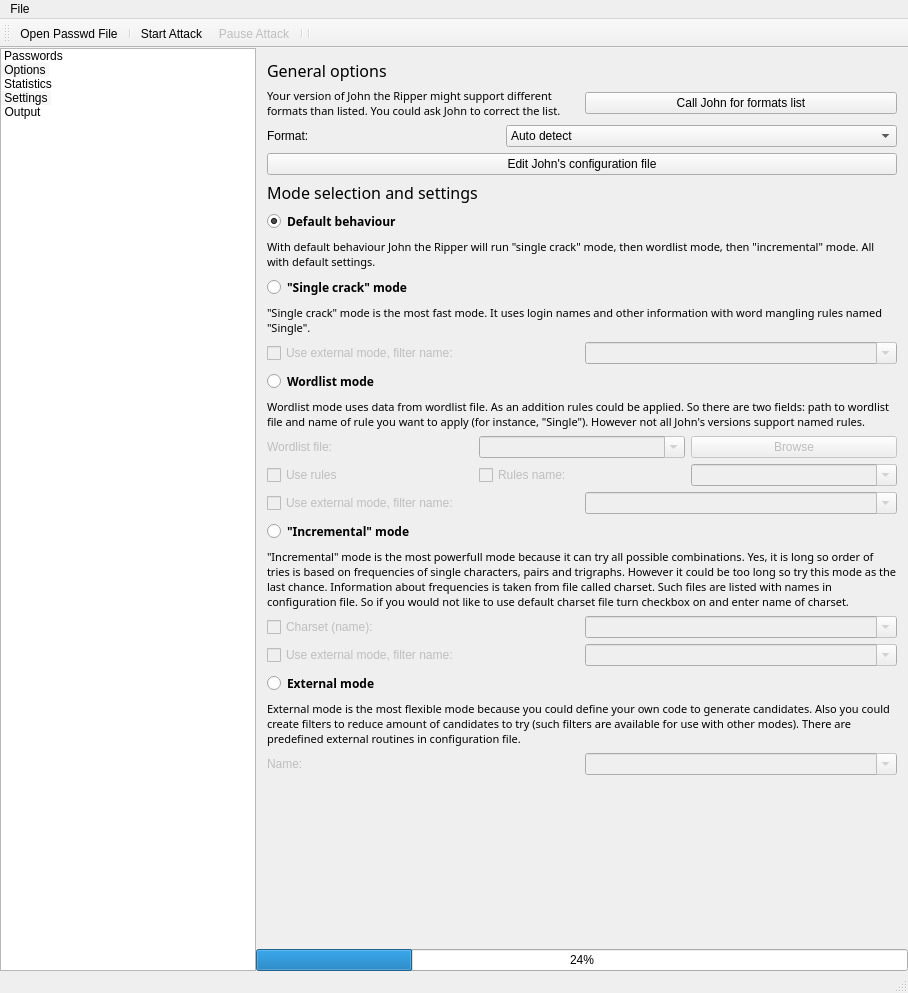
First picture: the form in mainwindow.ui, repository openwall/johnny, before the edit.
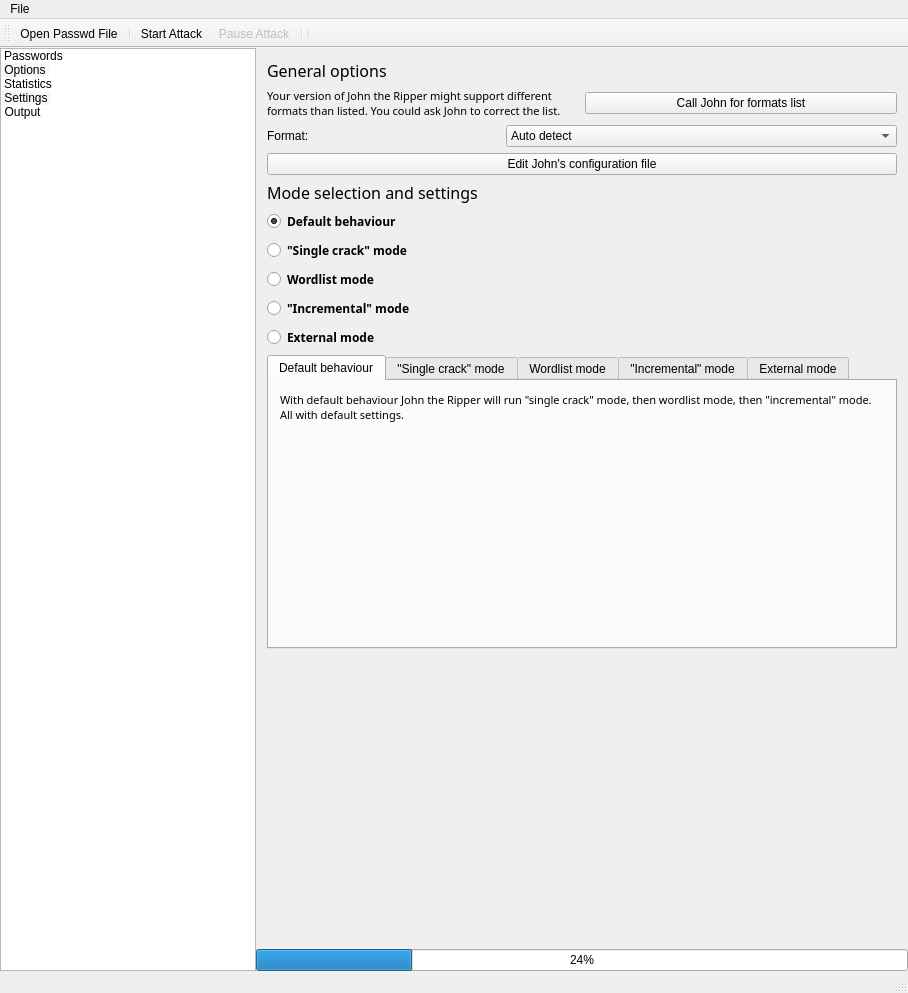
Second picture: the form after the edit. Icons and pictures are not drawn.

Commit message: changed mode selection on options page to use tabs

Patch:
```diff
--- a/mainwindow.ui
+++ b/mainwindow.ui
@@ -878,6 +878,84 @@
             </widget>
            </item>
            <item>
+            <widget class="QRadioButton" name="radioButton_SingleCrackMode">
+             <property name="font">
+              <font>
+               <family>Sans Serif</family>
+               <weight>75</weight>
+               <bold>true</bold>
+              </font>
+             </property>
+             <property name="text">
+              <string>&quot;Single crack&quot; mode</string>
+             </property>
+             <attribute name="buttonGroup">
+              <string>buttonGroup</string>
+             </attribute>
+            </widget>
+           </item>
+           <item>
+            <widget class="QRadioButton" name="radioButton_WordlistMode">
+             <property name="font">
+              <font>
+               <family>Sans Serif</family>
+               <weight>75</weight>
+               <bold>true</bold>
+              </font>
+             </property>
+             <property name="text">
+              <string>Wordlist mode</string>
+             </property>
+             <attribute name="buttonGroup">
+              <string>buttonGroup</string>
+             </attribute>
+            </widget>
+           </item>
+           <item>
+            <widget class="QRadioButton" name="radioButton_IncrementalMode">
+             <property name="font">
+              <font>
+               <family>Sans Serif</family>
+               <weight>75</weight>
+               <bold>true</bold>
+              </font>
+             </property>
+             <property name="text">
+              <string>&quot;Incremental&quot; mode</string>
+             </property>
+             <attribute name="buttonGroup">
+              <string>buttonGroup</string>
+             </attribute>
+            </widget>
+           </item>
+           <item>
+            <widget class="QRadioButton" name="radioButton_ExternalMode">
+             <property name="font">
+              <font>
+               <family>Sans Serif</family>
+               <weight>75</weight>
+               <bold>true</bold>
+              </font>
+             </property>
+             <property name="text">
+              <string>External mode</string>
+             </property>
+             <attribute name="buttonGroup">
+              <string>buttonGroup</string>
+             </attribute>
+            </widget>
+           </item>
+           <item>
+            <widget class="QTabWidget" name="tabWidget">
+             <property name="currentIndex">
+              <number>0</number>
+             </property>
+             <widget class="QWidget" name="tab">
+              <attribute name="title">
+               <string>Default behaviour</string>
+              </attribute>
+              <layout class="QVBoxLayout" name="verticalLayout_15">
+               <item>
             <layout class="QVBoxLayout" name="verticalLayout_2">
              <item>
               <widget class="QLabel" name="label_2">
@@ -898,22 +976,32 @@
             </layout>
            </item>
            <item>
-            <widget class="QRadioButton" name="radioButton_SingleCrackMode">
-             <property name="font">
-              <font>
-               <family>Sans Serif</family>
-               <weight>75</weight>
-               <bold>true</bold>
-              </font>
-             </property>
-             <property name="text">
+                <spacer name="verticalSpacer_4">
+                 <property name="orientation">
+                  <enum>Qt::Vertical</enum>
+                 </property>
+                 <property name="sizeHint" stdset="0">
+                  <size>
+                   <width>20</width>
+                   <height>205</height>
+                  </size>
+                 </property>
+                </spacer>
+               </item>
+              </layout>
+              <zorder>label_2</zorder>
+              <zorder></zorder>
+              <zorder>label_2</zorder>
+              <zorder>label_2</zorder>
+              <zorder></zorder>
+              <zorder>label_2</zorder>
+              <zorder>verticalSpacer_4</zorder>
+             </widget>
+             <widget class="QWidget" name="tab_2">
+              <attribute name="title">
               <string>&quot;Single crack&quot; mode</string>
-             </property>
-             <attribute name="buttonGroup">
-              <string>buttonGroup</string>
-             </attribute>
-            </widget>
-           </item>
+              </attribute>
+              <layout class="QVBoxLayout" name="verticalLayout_16">
            <item>
             <layout class="QVBoxLayout" name="verticalLayout_3">
              <item>
@@ -959,22 +1047,25 @@
             </layout>
            </item>
            <item>
-            <widget class="QRadioButton" name="radioButton_WordlistMode">
-             <property name="font">
-              <font>
-               <family>Sans Serif</family>
-               <weight>75</weight>
-               <bold>true</bold>
-              </font>
-             </property>
-             <property name="text">
+                <spacer name="verticalSpacer_5">
+                 <property name="orientation">
+                  <enum>Qt::Vertical</enum>
+                 </property>
+                 <property name="sizeHint" stdset="0">
+                  <size>
+                   <width>20</width>
+                   <height>177</height>
+                  </size>
+                 </property>
+                </spacer>
+               </item>
+              </layout>
+             </widget>
+             <widget class="QWidget" name="tab_3">
+              <attribute name="title">
               <string>Wordlist mode</string>
-             </property>
-             <attribute name="buttonGroup">
-              <string>buttonGroup</string>
-             </attribute>
-            </widget>
-           </item>
+              </attribute>
+              <layout class="QVBoxLayout" name="verticalLayout_17">
            <item>
             <layout class="QVBoxLayout" name="verticalLayout_6">
              <item>
@@ -1088,22 +1179,25 @@
             </layout>
            </item>
            <item>
-            <widget class="QRadioButton" name="radioButton_IncrementalMode">
-             <property name="font">
-              <font>
-               <family>Sans Serif</family>
-               <weight>75</weight>
-               <bold>true</bold>
-              </font>
-             </property>
-             <property name="text">
+                <spacer name="verticalSpacer_6">
+                 <property name="orientation">
+                  <enum>Qt::Vertical</enum>
+                 </property>
+                 <property name="sizeHint" stdset="0">
+                  <size>
+                   <width>20</width>
+                   <height>104</height>
+                  </size>
+                 </property>
+                </spacer>
+               </item>
+              </layout>
+             </widget>
+             <widget class="QWidget" name="tab_4">
+              <attribute name="title">
               <string>&quot;Incremental&quot; mode</string>
-             </property>
-             <attribute name="buttonGroup">
-              <string>buttonGroup</string>
-             </attribute>
-            </widget>
-           </item>
+              </attribute>
+              <layout class="QVBoxLayout" name="verticalLayout_18">
            <item>
             <layout class="QVBoxLayout" name="verticalLayout_7">
              <item>
@@ -1173,22 +1267,25 @@
             </layout>
            </item>
            <item>
-            <widget class="QRadioButton" name="radioButton_ExternalMode">
-             <property name="font">
-              <font>
-               <family>Sans Serif</family>
-               <weight>75</weight>
-               <bold>true</bold>
-              </font>
-             </property>
-             <property name="text">
+                <spacer name="verticalSpacer_7">
+                 <property name="orientation">
+                  <enum>Qt::Vertical</enum>
+                 </property>
+                 <property name="sizeHint" stdset="0">
+                  <size>
+                   <width>20</width>
+                   <height>110</height>
+                  </size>
+                 </property>
+                </spacer>
+               </item>
+              </layout>
+             </widget>
+             <widget class="QWidget" name="tab_5">
+              <attribute name="title">
               <string>External mode</string>
-             </property>
-             <attribute name="buttonGroup">
-              <string>buttonGroup</string>
-             </attribute>
-            </widget>
-           </item>
+              </attribute>
+              <layout class="QVBoxLayout" name="verticalLayout_19">
            <item>
             <layout class="QVBoxLayout" name="verticalLayout_11">
              <item>
@@ -1234,6 +1331,23 @@
             </layout>
            </item>
            <item>
+                <spacer name="verticalSpacer_8">
+                 <property name="orientation">
+                  <enum>Qt::Vertical</enum>
+                 </property>
+                 <property name="sizeHint" stdset="0">
+                  <size>
+                   <width>20</width>
+                   <height>164</height>
+                  </size>
+                 </property>
+                </spacer>
+               </item>
+              </layout>
+             </widget>
+            </widget>
+           </item>
+           <item>
             <spacer name="verticalSpacer">
              <property name="orientation">
               <enum>Qt::Vertical</enum>
```
Left out of the diff: 2 changed lines with no effect on the pictures. Lines whose indentation alone changed are shown as unchanged. The commit also changes 1 other file.
